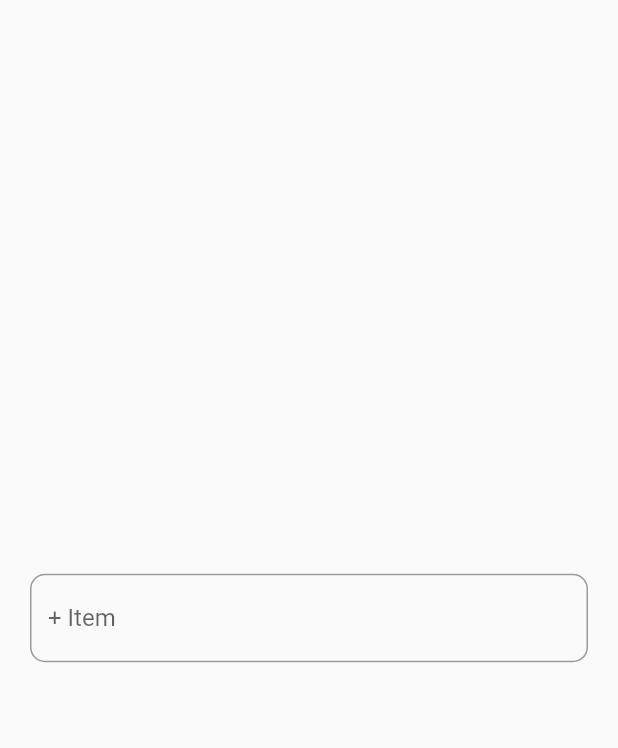
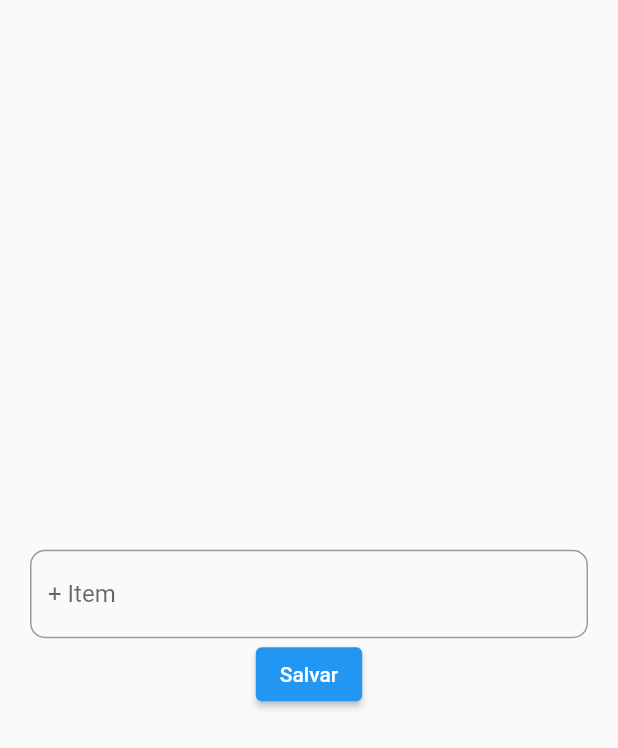
Before and after one commit to Anfacibry/lista, a Flutter app: the screen it shows after launch, on a phone screen of 412 x 824 dp. Shown: the top 748 px of the screen. Run offline on Flutter 3.47's test engine with Material 2 defaults, Android fonts, the phone set to English and light mode, and no system bars.

Commit message:
Atualizando tela principal

```diff
--- a/lib/pages/tela_principal.dart
+++ b/lib/pages/tela_principal.dart
@@ -1,16 +1,34 @@
 import 'package:flutter/material.dart';
 
-class TelaPrincipal extends StatelessWidget {
+class TelaPrincipal extends StatefulWidget {
   const TelaPrincipal({Key? key}) : super(key: key);
 
   @override
+  State<TelaPrincipal> createState() => _TelaPrincipalState();
+}
+
+class _TelaPrincipalState extends State<TelaPrincipal> {
+  final TextEditingController textoRecebido = TextEditingController();
+
+  void observar() {
+    setState(() {
+      textoRecebido;
+    });
+  }
+
+  @override
   Widget build(BuildContext context) {
-    return const Scaffold(
+    return Scaffold(
       body: Center(
         child: Padding(
-          padding: EdgeInsets.symmetric(horizontal: 20),
-          child: TextField(
-            decoration: InputDecoration(
+          padding: const EdgeInsets.symmetric(horizontal: 20),
+          child: Column(
+            mainAxisAlignment: MainAxisAlignment.center,
+            children: [
+              Text(textoRecebido.text),
+              TextField(
+                controller: textoRecebido,
+                decoration: const InputDecoration(
                   labelText: "+ Item",
                   hintText: "Digite um item",
                   border: OutlineInputBorder(
@@ -19,7 +37,10 @@ class TelaPrincipal extends StatelessWidget {
                     ),
                   ),
                 ),
-            keyboardType: TextInputType.number,
+                keyboardType: TextInputType.emailAddress,
+              ),
+              ElevatedButton(onPressed: observar, child: const Text("Salvar"))
+            ],
           ),
         ),
       ),
```
Lines whose indentation alone changed are shown as unchanged.
